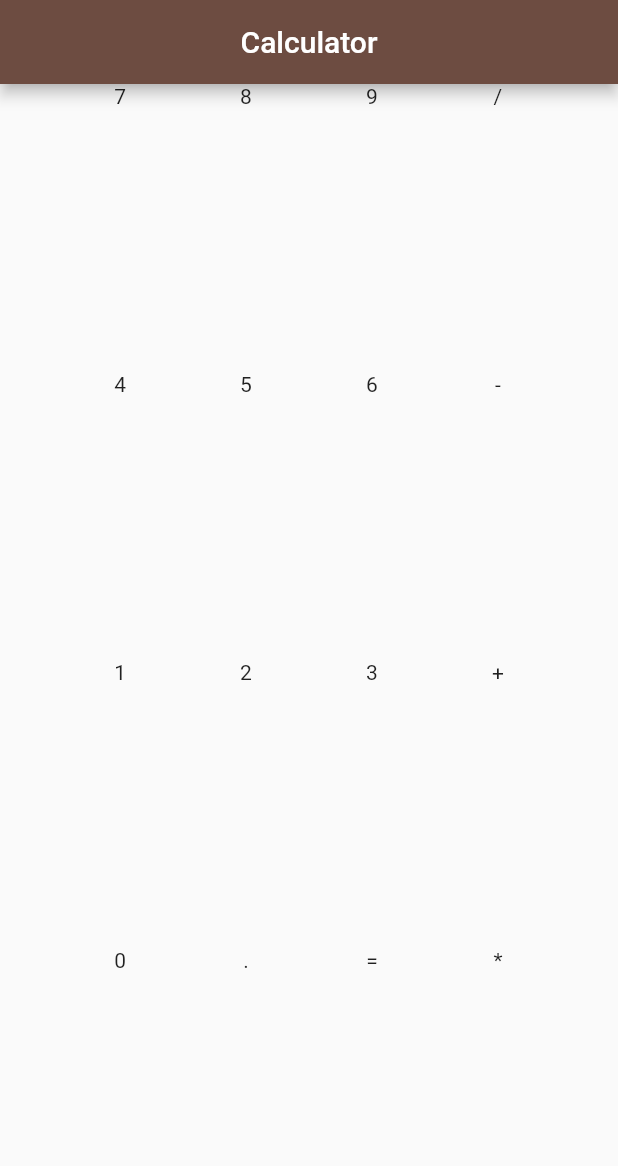
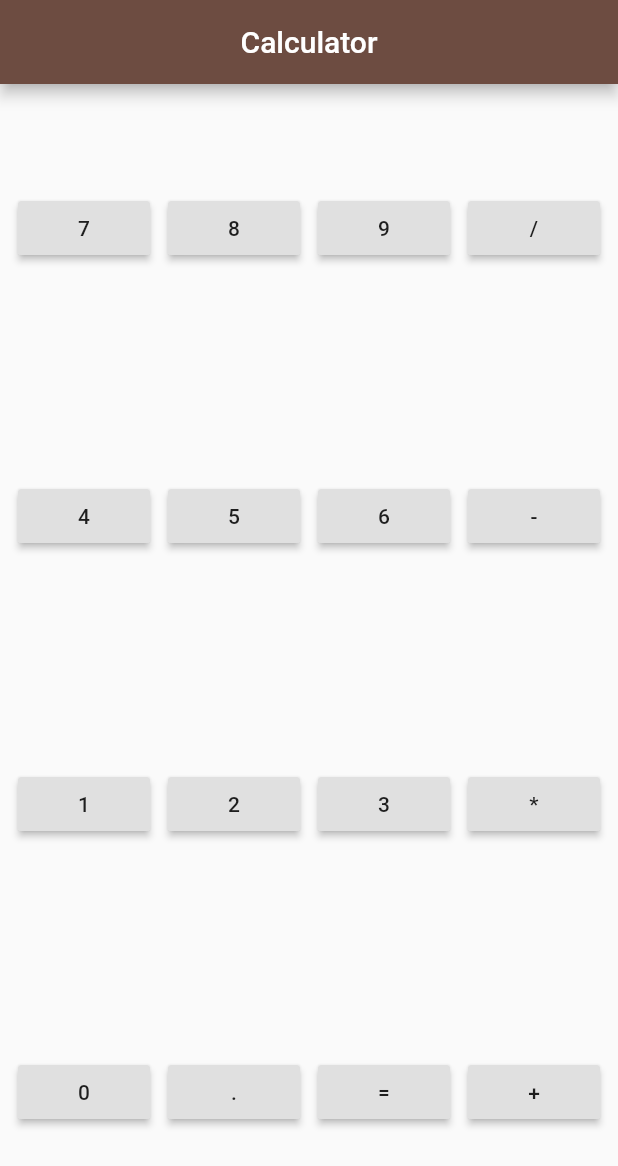
Before and after one commit to kapiljhajhria/test_repo3, a Flutter app: the screen it shows after launch, on a phone screen of 412 x 824 dp. Shown: the top 1166 px of the screen. Run offline on Flutter 3.47's test engine with Material 2 defaults, Android fonts, the phone set to English and light mode, and no system bars.

Commit message:
text to raisedbutton replaced text widget with raisedbuttons and also centered them.

```diff
--- a/lib/main.dart
+++ b/lib/main.dart
@@ -23,22 +23,50 @@ class Home extends StatelessWidget {
                 children: <Widget>[
                   Expanded(
                     child: Container(
+                      child: Center(
+                        child: RaisedButton(
+                          onPressed: () {
+                            print(7);
+                          },
                           child: Text('7'),
+                        ),
+                      ),
                     ),
                   ),
                   Expanded(
                     child: Container(
+                      child: Center(
+                        child: RaisedButton(
+                          onPressed: () {
+                            print(4);
+                          },
                           child: Text('4'),
+                        ),
+                      ),
                     ),
                   ),
                   Expanded(
                     child: Container(
+                      child: Center(
+                        child: RaisedButton(
+                          onPressed: () {
+                            print(1);
+                          },
                           child: Text('1'),
+                        ),
+                      ),
                     ),
                   ),
                   Expanded(
                     child: Container(
+                      child: Center(
+                        child: RaisedButton(
+                          onPressed: () {
+                            print(0);
+                          },
                           child: Text('0'),
+                        ),
+                      ),
                     ),
                   ),
                 ],
@@ -47,22 +75,50 @@ class Home extends StatelessWidget {
                 children: <Widget>[
                   Expanded(
                     child: Container(
+                      child: Center(
+                        child: RaisedButton(
+                          onPressed: () {
+                            print(8);
+                          },
                           child: Text('8'),
+                        ),
+                      ),
                     ),
                   ),
                   Expanded(
                     child: Container(
+                      child: Center(
+                        child: RaisedButton(
+                          onPressed: () {
+                            print(5);
+                          },
                           child: Text('5'),
+                        ),
+                      ),
                     ),
                   ),
                   Expanded(
                     child: Container(
+                      child: Center(
+                        child: RaisedButton(
+                          onPressed: () {
+                            print(2);
+                          },
                           child: Text('2'),
+                        ),
+                      ),
                     ),
                   ),
                   Expanded(
                     child: Container(
+                      child: Center(
+                        child: RaisedButton(
+                          onPressed: () {
+                            print('.');
+                          },
                           child: Text('.'),
+                        ),
+                      ),
                     ),
                   ),
                 ],
@@ -71,22 +127,50 @@ class Home extends StatelessWidget {
                 children: <Widget>[
                   Expanded(
                     child: Container(
+                      child: Center(
+                        child: RaisedButton(
+                          onPressed: () {
+                            print(9);
+                          },
                           child: Text('9'),
+                        ),
+                      ),
                     ),
                   ),
                   Expanded(
                     child: Container(
+                      child: Center(
+                        child: RaisedButton(
+                          onPressed: () {
+                            print(6);
+                          },
                           child: Text('6'),
+                        ),
+                      ),
                     ),
                   ),
                   Expanded(
                     child: Container(
+                      child: Center(
+                        child: RaisedButton(
+                          onPressed: () {
+                            print(3);
+                          },
                           child: Text('3'),
+                        ),
+                      ),
                     ),
                   ),
                   Expanded(
                     child: Container(
+                      child: Center(
+                        child: RaisedButton(
+                          onPressed: () {
+                            print('=');
+                          },
                           child: Text('='),
+                        ),
+                      ),
                     ),
                   ),
                 ],
@@ -95,22 +179,50 @@ class Home extends StatelessWidget {
                 children: <Widget>[
                   Expanded(
                     child: Container(
+                      child: Center(
+                        child: RaisedButton(
+                          onPressed: () {
+                            print('/');
+                          },
                           child: Text('/'),
+                        ),
+                      ),
                     ),
                   ),
                   Expanded(
                     child: Container(
+                      child: Center(
+                        child: RaisedButton(
+                          onPressed: () {
+                            print('-');
+                          },
                           child: Text('-'),
+                        ),
+                      ),
                     ),
                   ),
                   Expanded(
                     child: Container(
-                      child: Text('+'),
+                      child: Center(
+                        child: RaisedButton(
+                          onPressed: () {
+                            print('*');
+                          },
+                          child: Text('*'),
+                        ),
+                      ),
                     ),
                   ),
                   Expanded(
                     child: Container(
-                      child: Text('*'),
+                      child: Center(
+                        child: RaisedButton(
+                          onPressed: () {
+                            print('+');
+                          },
+                          child: Text('+'),
+                        ),
+                      ),
                     ),
                   ),
                 ],
```
Lines whose indentation alone changed are shown as unchanged.
